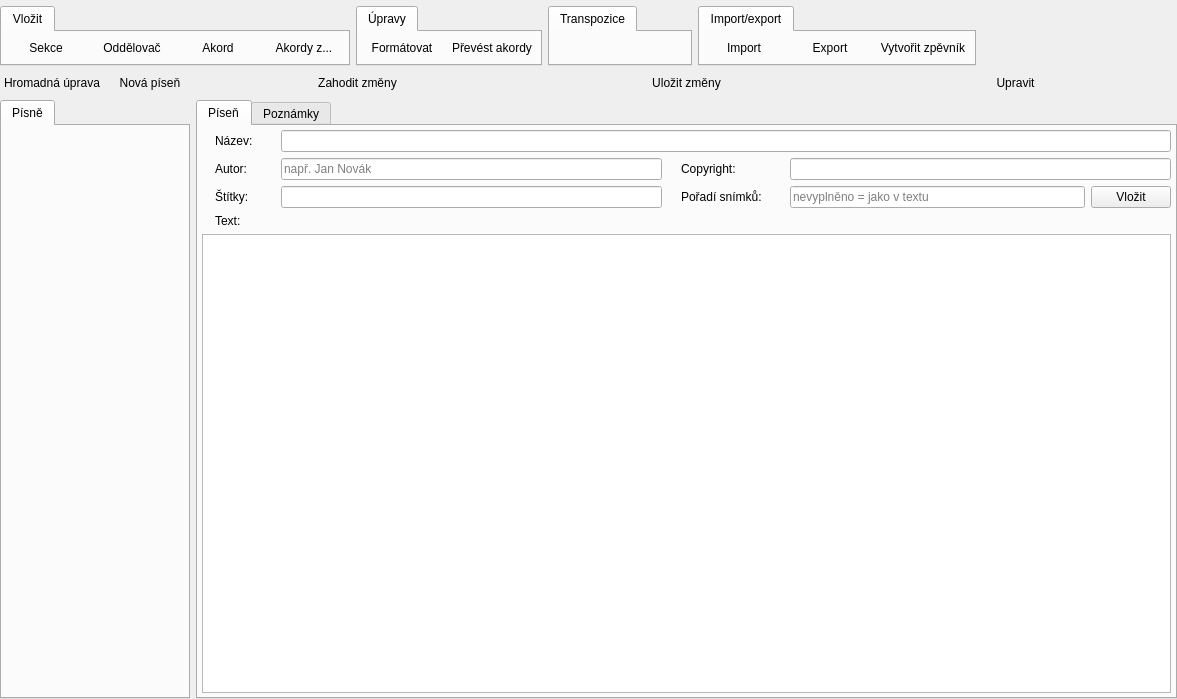
CZDanol/StrawLumen, file src/gui/mainwindow_songsmode.ui: the form before one commit.
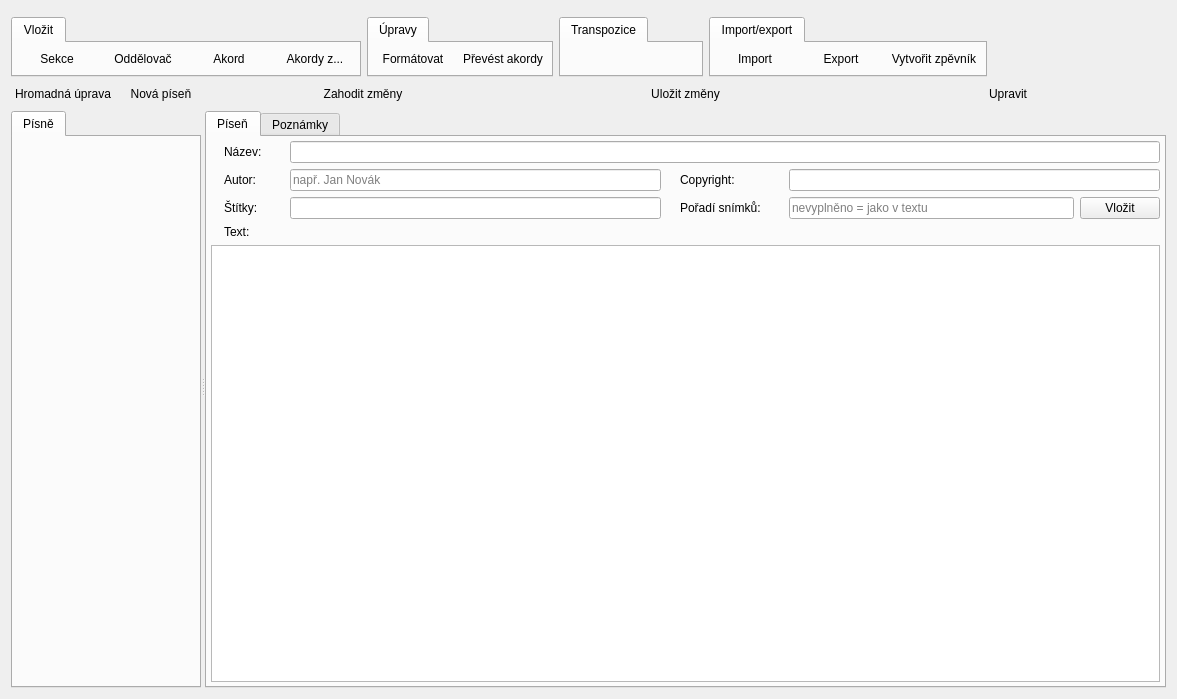
The form after the commit. Icons and pictures are not drawn. Custom widgets are drawn as their Qt base class.

Commit message: Add splitters between the main and left panel (make left panel resizable)

The edit to the form file:
```diff
--- a/src/gui/mainwindow_songsmode.ui
+++ b/src/gui/mainwindow_songsmode.ui
@@ -14,18 +14,6 @@
    <string>Form</string>
   </property>
   <layout class="QVBoxLayout" name="verticalLayout">
-   <property name="leftMargin">
-    <number>0</number>
-   </property>
-   <property name="topMargin">
-    <number>0</number>
-   </property>
-   <property name="rightMargin">
-    <number>0</number>
-   </property>
-   <property name="bottomMargin">
-    <number>0</number>
-   </property>
    <item>
     <widget class="QWidget" name="wgtMenu" native="true">
      <layout class="QGridLayout" name="gridLayout_2">
@@ -426,9 +414,33 @@
     </widget>
    </item>
    <item>
-    <layout class="QHBoxLayout" name="horizontalLayout">
-     <item>
+    <widget class="QSplitter" name="splitter">
+     <property name="sizePolicy">
+      <sizepolicy hsizetype="Expanding" vsizetype="Expanding">
+       <horstretch>0</horstretch>
+       <verstretch>0</verstretch>
+      </sizepolicy>
+     </property>
+     <property name="orientation">
+      <enum>Qt::Horizontal</enum>
+     </property>
+     <property name="childrenCollapsible">
+      <bool>false</bool>
+     </property>
+     <widget class="QWidget" name="" native="true">
       <layout class="QVBoxLayout" name="verticalLayout_2">
+       <property name="leftMargin">
+        <number>0</number>
+       </property>
+       <property name="topMargin">
+        <number>0</number>
+       </property>
+       <property name="rightMargin">
+        <number>0</number>
+       </property>
+       <property name="bottomMargin">
+        <number>0</number>
+       </property>
        <item>
         <widget class="QWidget" name="twSongsCorner" native="true">
          <layout class="QHBoxLayout" name="horizontalLayout_4">
@@ -513,9 +525,27 @@
         </widget>
        </item>
       </layout>
-     </item>
-     <item>
+     </widget>
+     <widget class="QWidget" name="" native="true">
+      <property name="sizePolicy">
+       <sizepolicy hsizetype="Preferred" vsizetype="Preferred">
+        <horstretch>1</horstretch>
+        <verstretch>0</verstretch>
+       </sizepolicy>
+      </property>
       <layout class="QVBoxLayout" name="verticalLayout_3">
+       <property name="leftMargin">
+        <number>0</number>
+       </property>
+       <property name="topMargin">
+        <number>0</number>
+       </property>
+       <property name="rightMargin">
+        <number>0</number>
+       </property>
+       <property name="bottomMargin">
+        <number>0</number>
+       </property>
        <item>
         <widget class="QWidget" name="twSongCorner" native="true">
          <layout class="QHBoxLayout" name="horizontalLayout_2">
@@ -796,8 +826,8 @@
         </widget>
        </item>
       </layout>
-     </item>
-    </layout>
+     </widget>
+    </widget>
    </item>
   </layout>
   <action name="actionDeleteSongs">
@@ -937,19 +967,6 @@
   </action>
  </widget>
  <customwidgets>
-  <customwidget>
-   <class>WordCompletingLineEdit</class>
-   <extends>QLineEdit</extends>
-   <header>wgt/wordcompletinglineedit.h</header>
-   <slots>
-    <signal>sigFocused()</signal>
-   </slots>
-  </customwidget>
-  <customwidget>
-   <class>SongTagsLineEdit</class>
-   <extends>QLineEdit</extends>
-   <header>wgt/songtagslineedit.h</header>
-  </customwidget>
   <customwidget>
    <class>SongListWidget</class>
    <extends>QWidget</extends>
@@ -959,6 +976,19 @@
     <signal>sigItemActivated(qlonglong)</signal>
    </slots>
   </customwidget>
+  <customwidget>
+   <class>WordCompletingLineEdit</class>
+   <extends>QLineEdit</extends>
+   <header>wgt/wordcompletinglineedit.h</header>
+   <slots>
+    <signal>sigFocused()</signal>
+   </slots>
+  </customwidget>
+  <customwidget>
+   <class>SongTagsLineEdit</class>
+   <extends>QLineEdit</extends>
+   <header>wgt/songtagslineedit.h</header>
+  </customwidget>
   <customwidget>
    <class>SongContentTextEdit</class>
    <extends>QTextEdit</extends>
```
The commit also changes 2 other files.
